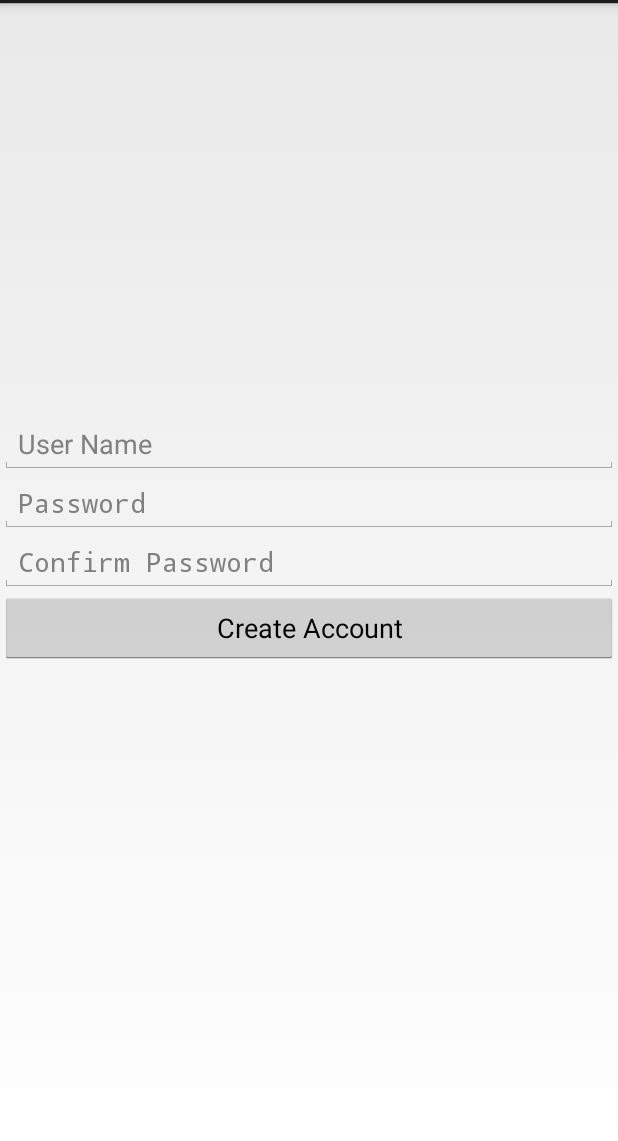
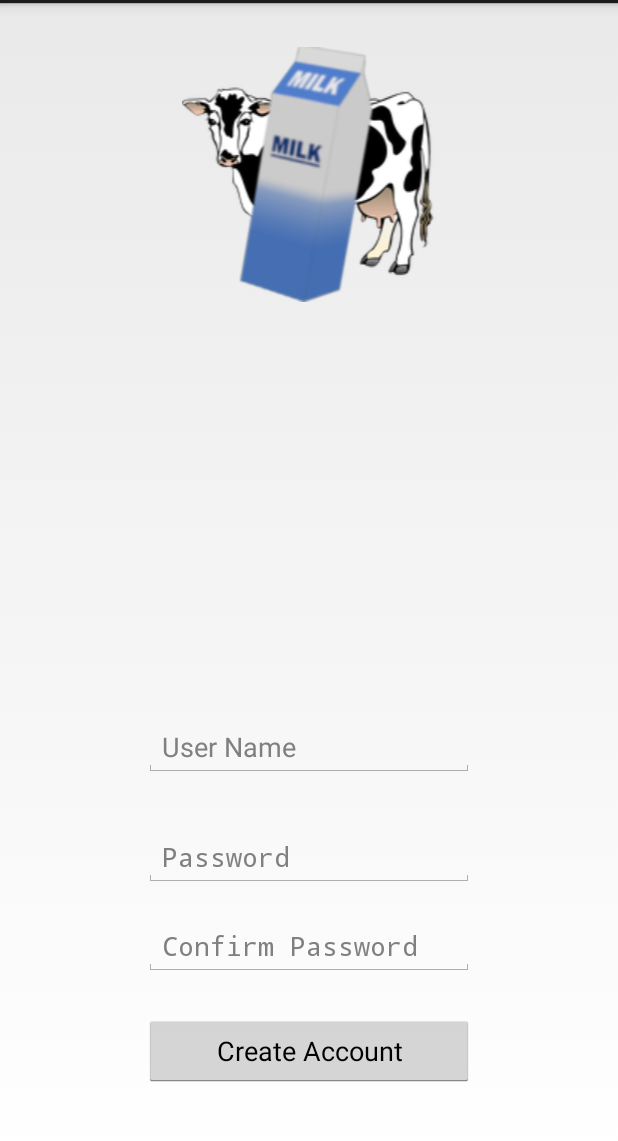
Before and after one commit to nwalunj/Milkwala, an Android app: the SignUPActivity screen opened directly, with no data from a screen before it, on a phone screen of 412 x 824 dp, the part 69-1210 px from its top. Run offline under Robolectric (Android 15) with nearby library versions, the phone set to English and light mode, and no system bars.

Commit message:
Still in Development

```diff
--- a/app/src/main/res/layout/signup.xml
+++ b/app/src/main/res/layout/signup.xml
@@ -1,16 +1,30 @@
 <?xml version="1.0" encoding="utf-8"?>
-<LinearLayout xmlns:android="http://schemas.android.com/apk/res/android"
+<RelativeLayout xmlns:android="http://schemas.android.com/apk/res/android"
     android:layout_width="match_parent"
     android:layout_height="match_parent"
     android:gravity="center_vertical"
     android:orientation="vertical">
 
+    <ImageView
+        android:id="@+id/milkIcon"
+        android:layout_width="match_parent"
+        android:contentDescription="@string/app_name"
+        android:layout_height="wrap_content"
+        android:layout_alignParentTop="true"
+        android:layout_centerHorizontal="true"
+        android:layout_marginStart="@android:dimen/thumbnail_width"
+        android:layout_marginTop="29dp"
+        android:src="@drawable/milkicon" />
+
     <EditText
         android:id="@+id/editTextUserName"
         android:layout_width="match_parent"
         android:layout_height="wrap_content"
-        android:hint="User Name">
-
+        android:hint="User Name"
+        android:layout_above="@+id/editTextPassword"
+        android:layout_marginBottom="34dp"
+        android:layout_alignStart="@+id/milkIcon"
+        android:layout_alignEnd="@+id/milkIcon">
         <requestFocus />
     </EditText>
 
@@ -19,20 +33,31 @@
         android:layout_width="fill_parent"
         android:layout_height="wrap_content"
         android:hint="Password"
-        android:inputType="textPassword" />
+        android:inputType="textPassword"
+        android:layout_marginBottom="20dp"
+        android:layout_above="@+id/editTextConfirmPassword"
+        android:layout_alignStart="@+id/editTextUserName"
+        android:layout_alignEnd="@+id/editTextUserName" />
 
     <EditText
         android:id="@+id/editTextConfirmPassword"
         android:layout_width="fill_parent"
         android:layout_height="wrap_content"
         android:hint="Confirm Password"
-        android:inputType="textPassword" />
+        android:inputType="textPassword"
+        android:layout_above="@+id/buttonCreateAccount"
+        android:layout_marginBottom="26dp"
+        android:layout_alignStart="@+id/editTextPassword"
+        android:layout_alignEnd="@+id/editTextPassword" />
 
     <Button
         android:id="@+id/buttonCreateAccount"
         android:layout_width="fill_parent"
         android:layout_height="wrap_content"
-        android:layout_marginBottom="60dp"
-        android:text="Create Account" />
+        android:text="Create Account"
+        android:layout_alignParentBottom="true"
+        android:layout_marginBottom="53dp"
+        android:layout_alignStart="@+id/editTextConfirmPassword"
+        android:layout_alignEnd="@+id/editTextConfirmPassword" />
 
-</LinearLayout>
+</RelativeLayout>
```
Also changed, not shown: app/src/main/res/layout/dashboard.xml (added, +71 -0 lines), app/src/main/res/layout/login.xml (+30 -6 lines), app/src/main/res/drawable/custmanage.png (added), app/src/main/res/drawable/milk_daily.png (added).
